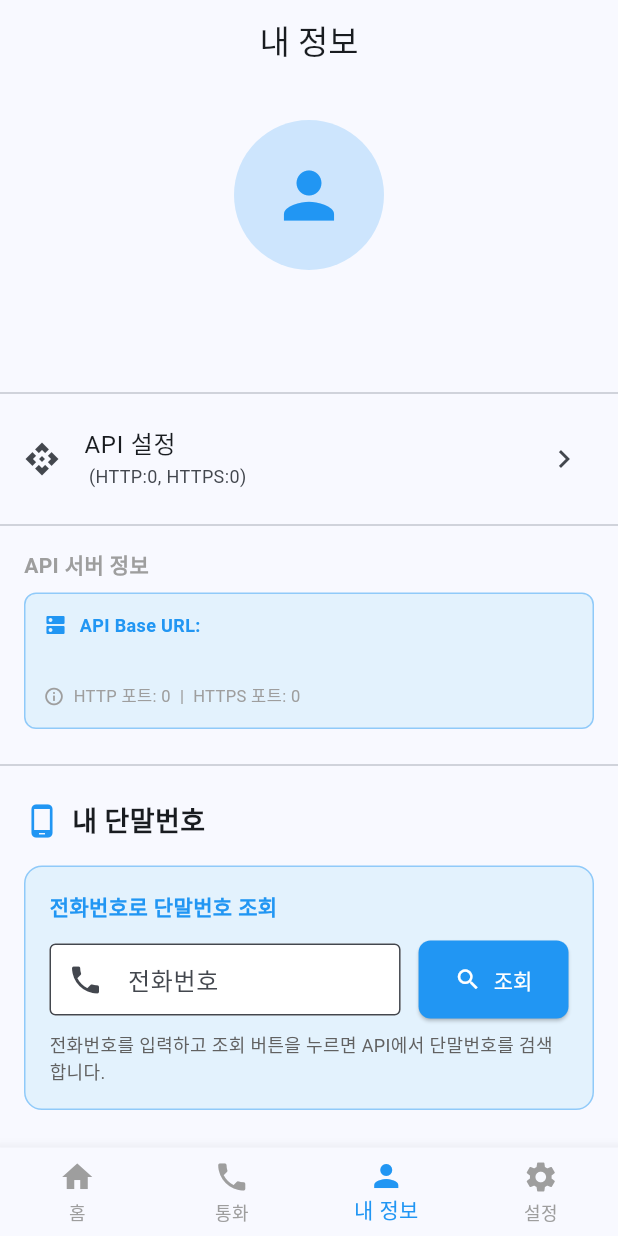
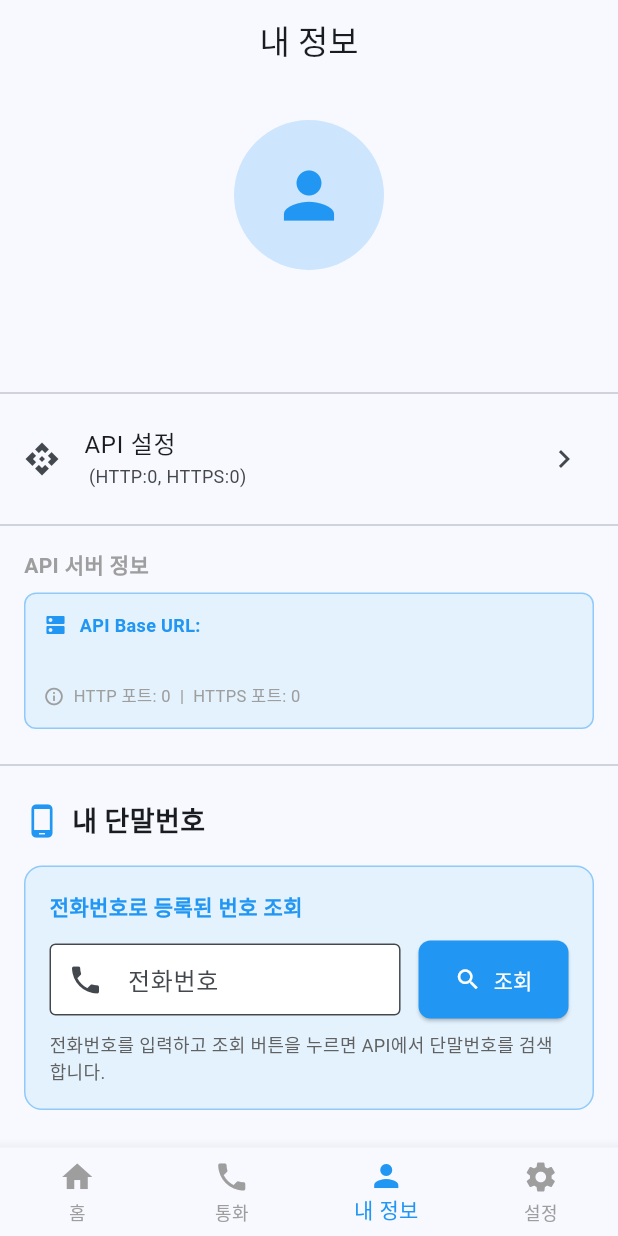
Before and after one commit to ringneck/makecall, a Flutter app: the screen it shows once a user with an empty profile is signed in, item 3 of the bottom bar chosen, on a phone screen of 412 x 824 dp. Run offline on Flutter 3.47's test engine with Material 3 defaults, Android fonts, the phone set to English and light mode, and no system bars; our stand-ins replace cloud_firestore, firebase_auth, firebase_core, package_info_plus; accounts and stored records are empty.

Commit message:
Change search label text in Profile tab
Changes:
- Changed '전화번호로 단말번호 조회' to '전화번호로 등록된 번호 조회'
- More accurate description of the search functionality
- Better reflects that it searches for registered numbers in the system

UI Text Update:
- Before: 전화번호로 단말번호 조회
- After: 전화번호로 등록된 번호 조회

```diff
--- a/lib/screens/profile/profile_tab.dart
+++ b/lib/screens/profile/profile_tab.dart
@@ -193,7 +193,7 @@ class _ProfileTabState extends State<ProfileTab> {
                     crossAxisAlignment: CrossAxisAlignment.start,
                     children: [
                       const Text(
-                        '전화번호로 단말번호 조회',
+                        '전화번호로 등록된 번호 조회',
                         style: TextStyle(
                           fontSize: 14,
                           fontWeight: FontWeight.w600,
```
